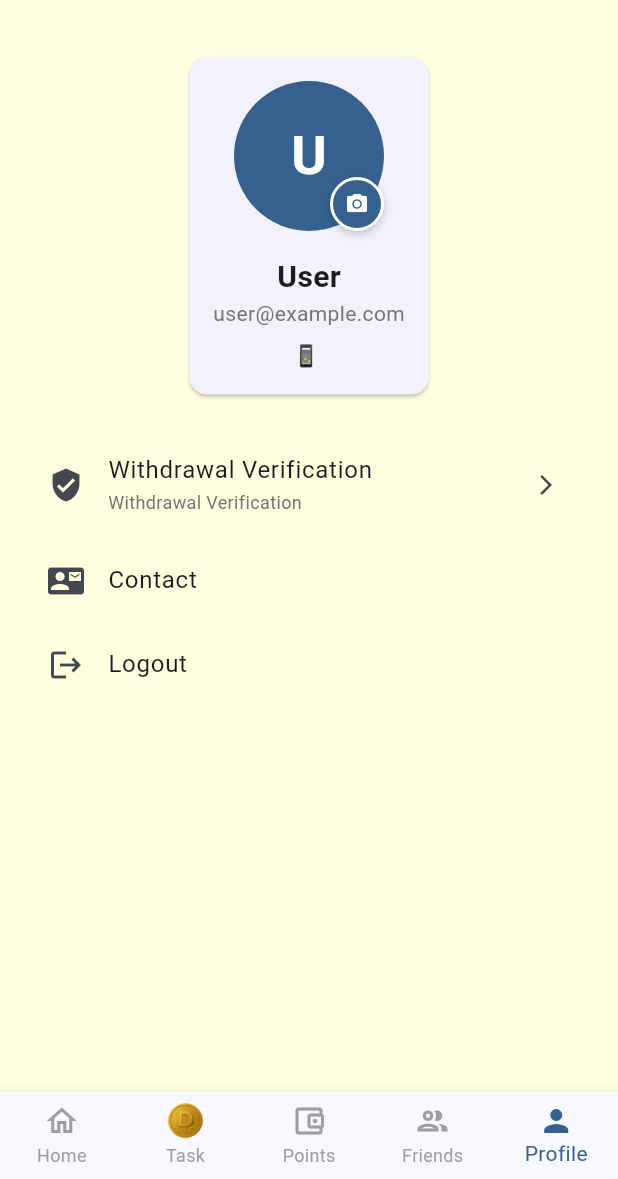
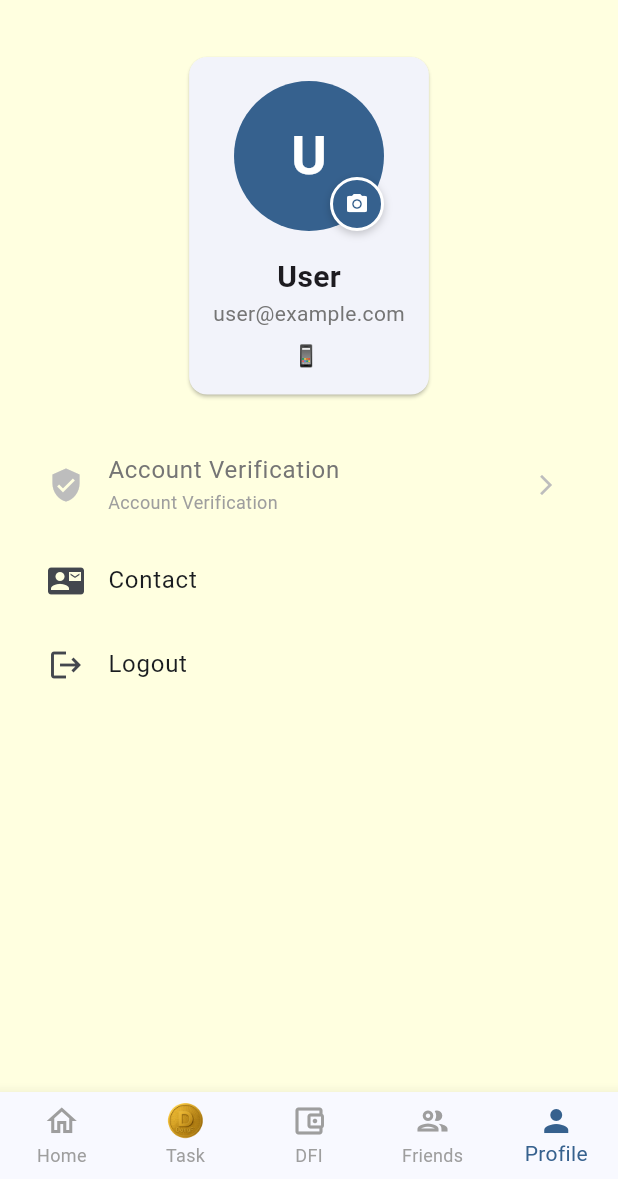
Before and after one commit to huyhuyhuy/app_coinz, a Flutter app: the MainScreen screen opened directly, item 5 of the bottom bar chosen, on a phone screen of 412 x 824 dp, the part 57-1236 px from its top. Run offline on Flutter 3.47's test engine with Material 3 defaults, Android fonts, the phone set to English and light mode, and no system bars; drawn by our look-alikes of google_mobile_ads; our stand-ins replace google_fonts, image_cropper, image_picker, shared_preferences, sqflite, supabase_flutter and 2 more; accounts and stored records are empty; network calls fail; statements that could not run were skipped.

Commit message:
v1.0.4 - 7

```diff
--- a/lib/screens/main_screen.dart
+++ b/lib/screens/main_screen.dart
@@ -31,17 +31,58 @@ class MainScreen extends StatefulWidget {
   State<MainScreen> createState() => _MainScreenState();
 }
 
-class _MainScreenState extends State<MainScreen> {
+class _MainScreenState extends State<MainScreen> with WidgetsBindingObserver {
   int _currentIndex = 0;
   final NotificationService _notificationService = NotificationService();
 
   @override
   void initState() {
     super.initState();
+    // Đăng ký observer để lắng nghe AppLifecycleState
+    WidgetsBinding.instance.addObserver(this);
     // Check và hiển thị thông báo sau khi UI đã render xong
     WidgetsBinding.instance.addPostFrameCallback((_) {
       _checkAndShowNotification();
     });
+  }
+
+  @override
+  void dispose() {
+    // Hủy đăng ký observer
+    WidgetsBinding.instance.removeObserver(this);
+    super.dispose();
+  }
+
+  @override
+  void didChangeAppLifecycleState(AppLifecycleState state) {
+    super.didChangeAppLifecycleState(state);
+
+    final authProvider = Provider.of<AuthProvider>(context, listen: false);
+    final miningProvider = Provider.of<MiningProvider>(context, listen: false);
+    final walletProvider = Provider.of<WalletProvider>(context, listen: false);
+
+    if (authProvider.userId == null) return;
+
+    switch (state) {
+      case AppLifecycleState.paused:
+      case AppLifecycleState.inactive:
+      case AppLifecycleState.detached:
+        // App is going to background - stop mining
+        if (miningProvider.isMining) {
+          print('[MAIN_SCREEN] 🛑 App going to background - stopping mining');
+          miningProvider.stopMining(authProvider.userId!).then((_) {
+            walletProvider.refresh(authProvider.userId!);
+          });
+        }
+        break;
+      case AppLifecycleState.resumed:
+        // App is back to foreground - no auto restart
+        print('[MAIN_SCREEN] ▶️ App resumed - mining will not auto-restart');
+        break;
+      case AppLifecycleState.hidden:
+        // App is hidden but still running
+        break;
+    }
   }
 
   /// Check và hiển thị thông báo nếu có
@@ -920,20 +961,27 @@ class _ProfileTabState extends State<ProfileTab> {
           ),
           const SizedBox(height: 20),
           ListTile(
-            leading: const Icon(Icons.verified_user),
-            title: Text(localizations.kyc),
+            leading: Icon(
+              Icons.verified_user,
+              color: Colors.grey[400],
+            ),
+            title: Text(
+              localizations.kyc,
+              style: TextStyle(
+                color: Colors.grey[600],
+              ),
+            ),
             subtitle: Text(
               localizations.kycVerification,
-              style: TextStyle(fontSize: 12, color: Colors.grey[600]),
+              style: TextStyle(fontSize: 12, color: Colors.grey[500]),
             ),
-            trailing: const Icon(Icons.arrow_forward_ios, size: 16),
-            onTap: () {
-              Navigator.of(context).push(
-                MaterialPageRoute(
-                  builder: (context) => const KYCScreen(),
-                ),
-              );
-            },
+            trailing: Icon(
+              Icons.arrow_forward_ios,
+              size: 16,
+              color: Colors.grey[400],
+            ),
+            enabled: false,
+            onTap: null,
           ),
           ListTile(
             leading: const Icon(Icons.contact_mail),
--- a/lib/screens/register_screen.dart
+++ b/lib/screens/register_screen.dart
@@ -182,8 +182,8 @@ class _RegisterScreenState extends State<RegisterScreen> {
                       Expanded(
                         child: Text(
                           localizations.locale.languageCode == 'vi'
-                              ? '⚠️ Vui lòng nhập TÊN THẬT khớp với CMND/CCCD của bạn. Tên này sẽ được dùng để đổi thưởng.'
-                              : '⚠️ Please enter your REAL NAME matching your ID card. This will be used for withdraw reward.',
+                              ? ' Vui lòng nhập TÊN THẬT khớp với CMND/CCCD của bạn.'
+                              : ' Please enter your REAL NAME matching your ID card.',
                           style: GoogleFonts.roboto(
                             fontSize: 12,
                             color: Colors.orange.shade900,
--- a/lib/utils/app_localizations.dart
+++ b/lib/utils/app_localizations.dart
@@ -149,9 +149,9 @@ class AppLocalizations {
   String get wallet {
     switch (locale.languageCode) {
       case 'vi':
-        return 'Điểm';
+        return 'DFI';
       default:
-        return 'Points';
+        return 'DFI';
     }
   }
 
@@ -926,18 +926,18 @@ class AppLocalizations {
   String get kyc {
     switch (locale.languageCode) {
       case 'vi':
-        return 'Xác minh rút tiền';
+        return 'Xác minh tài khoản';
       default:
-        return 'Withdrawal Verification';
+        return 'Account Verification';
     }
   }
 
   String get kycVerification {
     switch (locale.languageCode) {
       case 'vi':
-        return 'Xác minh rút tiền';
+        return 'Xác minh tài khoản';
       default:
-        return 'Withdrawal Verification';
+        return 'Account Verification';
     }
   }
 
--- a/pubspec.yaml
+++ b/pubspec.yaml
@@ -16,7 +16,7 @@ publish_to: 'none' # Remove this line if you wish to publish to pub.dev
 # https://developer.apple.com/library/archive/documentation/General/Reference/InfoPlistKeyReference/Articles/CoreFoundationKeys.html
 # In Windows, build-name is used as the major, minor, and patch parts
 # of the product and file versions while build-number is used as the build suffix.
-version: 1.0.3+6
+version: 1.0.4+7
 
 environment:
   sdk: ^3.9.0
```
Also changed, not shown: lib/screens/tabs/home_tab.dart (+1 -45 lines).
